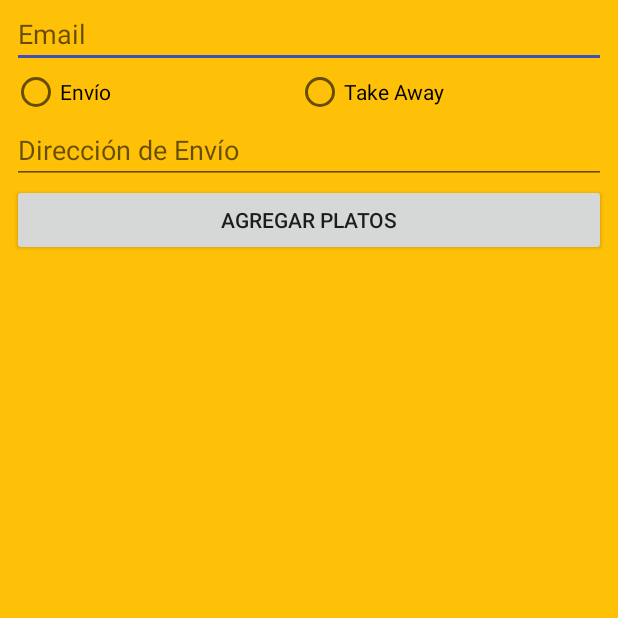
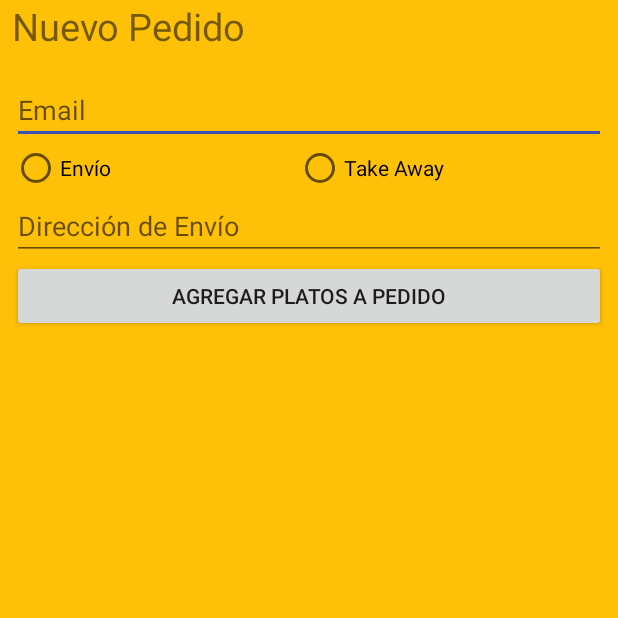
Before and after one commit to AgustinGHunzicker/App01, an Android app: the PedidoActivity screen opened directly, with no data from a screen before it, on a phone screen of 412 x 824 dp, the top half of it. Run offline under Robolectric (Android 15) with nearby library versions, the phone set to English and light mode, and no system bars.

Commit message:
Pocos avances respecto a commit anterior

```diff
--- a/app/src/main/java/com/example/myapplication/PedidoActivity.java
+++ b/app/src/main/java/com/example/myapplication/PedidoActivity.java
@@ -1,12 +1,24 @@
 package com.example.myapplication;
 
+import android.content.Intent;
 import android.os.Bundle;
+import android.util.Log;
+import android.view.View;
+import android.widget.Button;
+import android.widget.Toast;
 
+import androidx.annotation.Nullable;
 import androidx.appcompat.app.AppCompatActivity;
 import androidx.appcompat.widget.Toolbar;
 
+import com.example.myapplication.PlateLogic.PlateRecyclerActivity;
+
+import java.time.LocalDateTime;
+
 
 public class PedidoActivity extends AppCompatActivity {
+
+        private static final int REQUEST_CODE=222;
         @Override
         protected void onCreate(Bundle savedInstanceState) {
             super.onCreate(savedInstanceState);
@@ -14,6 +26,28 @@ public class PedidoActivity extends AppCompatActivity {
 
             //Toolbar toolbar = findViewById(R.id.toolbarActivityHome);
             // setSupportActionBar(toolbar);
+
+
+            final Button btnAddPlate = (Button) findViewById(R.id.btnAddPlate);
+
+            btnAddPlate.setOnClickListener(new View.OnClickListener() {
+                @Override
+                public void onClick(View view) {
+                    startActivityForResult(new Intent(getApplicationContext(), PlateRecyclerActivity.class),REQUEST_CODE);
+
+                }
+            });
         }
 
-    }
+    @Override
+    protected void onActivityResult(int requestCode, int resultCode, @Nullable Intent data) {
+        super.onActivityResult(requestCode, resultCode, data);
+        if(requestCode==REQUEST_CODE){
+            if(resultCode==RESULT_OK){
+                System.out.println("ok");
+                }
+            }else{
+            Log.d("TagActivity", "fallo return de activityreslt");
+            }
+        }
+}
--- a/app/src/main/res/layout/activity_pedido.xml
+++ b/app/src/main/res/layout/activity_pedido.xml
@@ -7,6 +7,13 @@
     android:orientation="vertical"
     android:paddingStart="@dimen/space_small"
     android:paddingEnd="@dimen/space_small">
+    <TextView
+        android:id="@+id/textNewPlate"
+        android:layout_width="match_parent"
+        android:layout_height="wrap_content"
+        android:layout_marginBottom="@dimen/space_large"
+        android:text="@string/labelNuevoPedido"
+        android:textSize="25sp" />
     <EditText
         android:id="@+id/textEmailAddress"
         android:layout_width="match_parent"
@@ -45,7 +52,7 @@
         />
 
     <Button
-        android:id="@+id/buttonAddPlate"
+        android:id="@+id/btnAddPlate"
         android:layout_width="match_parent"
         android:layout_height="wrap_content"
         android:text="@string/btnAddPlate" />
--- a/app/src/main/res/values/strings.xml
+++ b/app/src/main/res/values/strings.xml
@@ -64,8 +64,9 @@
     <string name="newPedido">Nuevo Pedido</string>
 
     <!-- Pantalla de Nuevos Pedidos -->
+    <string name="labelNuevoPedido">Nuevo Pedido</string>
     <string name="adress">Dirección de Envío</string>
     <string name="labelSend">Envío</string>
     <string name="labelTakeAway">Take Away</string>
-    <string name="btnAddPlate">Agregar Platos</string>
+    <string name="btnAddPlate">AGREGAR PLATOS A PEDIDO</string>
 </resources>
```
